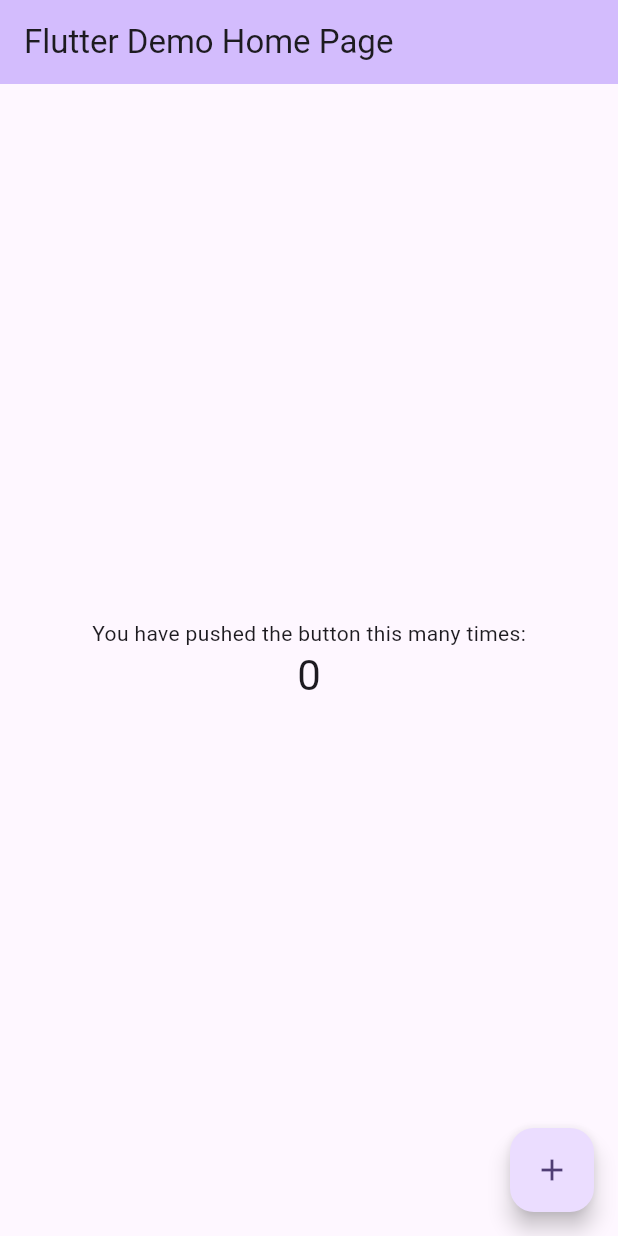
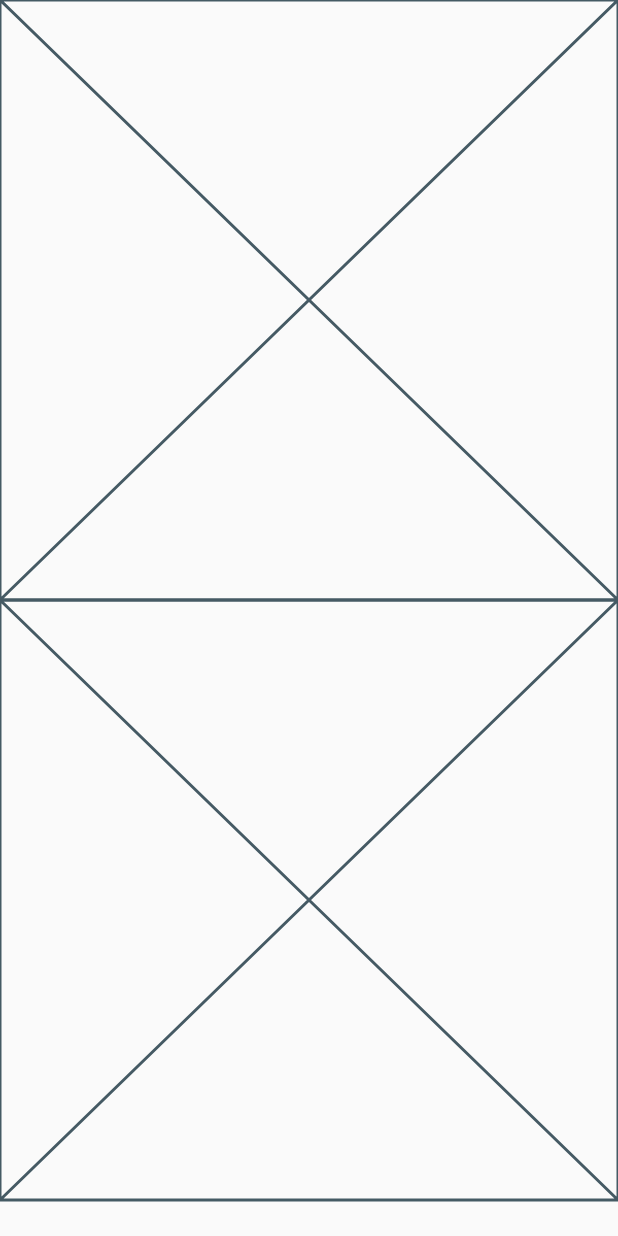
Before and after one commit to NomadHuns/flutter-login-page-practice, a Flutter app: the screen it shows after launch, on a phone screen of 412 x 824 dp. Run offline on Flutter 3.47's test engine with Material 2 defaults, Android fonts, the phone set to English and light mode, and no system bars.

Commit message:
프로젝트 구조화

```diff
--- a/lib/main.dart
+++ b/lib/main.dart
@@ -1,125 +1,24 @@
 import 'package:flutter/material.dart';
+import 'package:flutter_loginapp/views/pages/login/login_page.dart';
+
+import 'views/pages/home/home_page.dart';
 
 void main() {
   runApp(const MyApp());
 }
 
 class MyApp extends StatelessWidget {
-  const MyApp({super.key});
+  const MyApp({Key? key}) : super(key: key);
 
-  // This widget is the root of your application.
   @override
   Widget build(BuildContext context) {
     return MaterialApp(
-      title: 'Flutter Demo',
-      theme: ThemeData(
-        // This is the theme of your application.
-        //
-        // TRY THIS: Try running your application with "flutter run". You'll see
-        // the application has a blue toolbar. Then, without quitting the app,
-        // try changing the seedColor in the colorScheme below to Colors.green
-        // and then invoke "hot reload" (save your changes or press the "hot
-        // reload" button in a Flutter-supported IDE, or press "r" if you used
-        // the command line to start the app).
-        //
-        // Notice that the counter didn't reset back to zero; the application
-        // state is not lost during the reload. To reset the state, use hot
-        // restart instead.
-        //
-        // This works for code too, not just values: Most code changes can be
-        // tested with just a hot reload.
-        colorScheme: ColorScheme.fromSeed(seedColor: Colors.deepPurple),
-        useMaterial3: true,
-      ),
-      home: const MyHomePage(title: 'Flutter Demo Home Page'),
+      debugShowCheckedModeBanner: false,
+      initialRoute: "/login",
+      routes: {
+        "/login": (context) => LoginPage(),
+        "/home" : (context) => HomePage(),
+      },
     );
   }
 }
-
-class MyHomePage extends StatefulWidget {
-  const MyHomePage({super.key, required this.title});
-
-  // This widget is the home page of your application. It is stateful, meaning
-  // that it has a State object (defined below) that contains fields that affect
-  // how it looks.
-
-  // This class is the configuration for the state. It holds the values (in this
-  // case the title) provided by the parent (in this case the App widget) and
-  // used by the build method of the State. Fields in a Widget subclass are
-  // always marked "final".
-
-  final String title;
-
-  @override
-  State<MyHomePage> createState() => _MyHomePageState();
-}
-
-class _MyHomePageState extends State<MyHomePage> {
-  int _counter = 0;
-
-  void _incrementCounter() {
-    setState(() {
-      // This call to setState tells the Flutter framework that something has
-      // changed in this State, which causes it to rerun the build method below
-      // so that the display can reflect the updated values. If we changed
-      // _counter without calling setState(), then the build method would not be
-      // called again, and so nothing would appear to happen.
-      _counter++;
-    });
-  }
-
-  @override
-  Widget build(BuildContext context) {
-    // This method is rerun every time setState is called, for instance as done
-    // by the _incrementCounter method above.
-    //
-    // The Flutter framework has been optimized to make rerunning build methods
-    // fast, so that you can just rebuild anything that needs updating rather
-    // than having to individually change instances of widgets.
-    return Scaffold(
-      appBar: AppBar(
-        // TRY THIS: Try changing the color here to a specific color (to
-        // Colors.amber, perhaps?) and trigger a hot reload to see the AppBar
-        // change color while the other colors stay the same.
-        backgroundColor: Theme.of(context).colorScheme.inversePrimary,
-        // Here we take the value from the MyHomePage object that was created by
-        // the App.build method, and use it to set our appbar title.
-        title: Text(widget.title),
-      ),
-      body: Center(
-        // Center is a layout widget. It takes a single child and positions it
-        // in the middle of the parent.
-        child: Column(
-          // Column is also a layout widget. It takes a list of children and
-          // arranges them vertically. By default, it sizes itself to fit its
-          // children horizontally, and tries to be as tall as its parent.
-          //
-          // Column has various properties to control how it sizes itself and
-          // how it positions its children. Here we use mainAxisAlignment to
-          // center the children vertically; the main axis here is the vertical
-          // axis because Columns are vertical (the cross axis would be
-          // horizontal).
-          //
-          // TRY THIS: Invoke "debug painting" (choose the "Toggle Debug Paint"
-          // action in the IDE, or press "p" in the console), to see the
-          // wireframe for each widget.
-          mainAxisAlignment: MainAxisAlignment.center,
-          children: <Widget>[
-            const Text(
-              'You have pushed the button this many times:',
-            ),
-            Text(
-              '$_counter',
-              style: Theme.of(context).textTheme.headlineMedium,
-            ),
-          ],
-        ),
-      ),
-      floatingActionButton: FloatingActionButton(
-        onPressed: _incrementCounter,
-        tooltip: 'Increment',
-        child: const Icon(Icons.add),
-      ), // This trailing comma makes auto-formatting nicer for build methods.
-    );
-  }
-}
--- /dev/null
+++ b/lib/views/pages/home/home_page.dart
@@ -0,0 +1,10 @@
+import 'package:flutter/material.dart';
+
+class HomePage extends StatelessWidget {
+  const HomePage({Key? key}) : super(key: key);
+
+  @override
+  Widget build(BuildContext context) {
+    return const Placeholder();
+  }
+}
--- /dev/null
+++ b/lib/views/pages/login/componunts/login_form.dart
@@ -0,0 +1,10 @@
+import 'package:flutter/material.dart';
+
+class LoginForm extends StatelessWidget {
+  const LoginForm({Key? key}) : super(key: key);
+
+  @override
+  Widget build(BuildContext context) {
+    return const Placeholder();
+  }
+}
--- /dev/null
+++ b/lib/views/pages/login/componunts/login_logo.dart
@@ -0,0 +1,10 @@
+import 'package:flutter/material.dart';
+
+class LoginLogo extends StatelessWidget {
+  const LoginLogo({Key? key}) : super(key: key);
+
+  @override
+  Widget build(BuildContext context) {
+    return const Placeholder();
+  }
+}
--- /dev/null
+++ b/lib/views/pages/login/login_page.dart
@@ -0,0 +1,20 @@
+import 'package:flutter/material.dart';
+
+import 'componunts/login_form.dart';
+import 'componunts/login_logo.dart';
+
+class LoginPage extends StatelessWidget {
+  const LoginPage({Key? key}) : super(key: key);
+
+  @override
+  Widget build(BuildContext context) {
+    return Scaffold(
+      body: Column(
+        children: [
+          LoginLogo(),
+          LoginForm(),
+        ],
+      ),
+    );
+  }
+}
```
